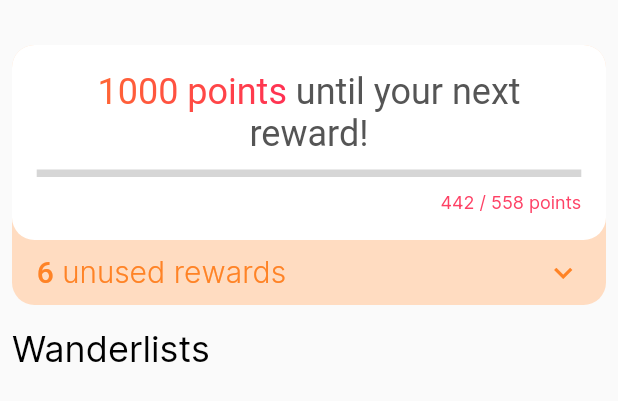
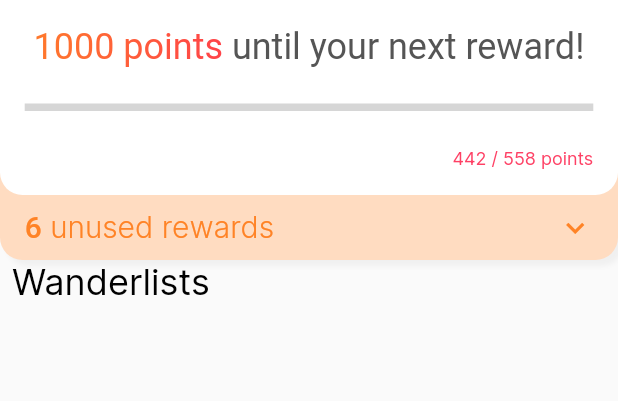
Before and after one commit to Pantone-448C/application, a Flutter app: the _FilledHomePage widget shown alone on an empty page, opened directly, on a phone screen of 412 x 824 dp. Shown: the top 401 px of the screen. Run offline on Flutter 3.47's test engine with Material 2 defaults, Android fonts, the phone set to English and light mode, and no system bars; our stand-ins replace bloc, cached_network_image, cloud_firestore, equatable, firebase_auth, firebase_core and 4 more; missing offline and left inert: qr_code_scanner; accounts and stored records are empty; grey boxes are pictures that could not be loaded.

Commit message:
Change sizing

```diff
--- a/lib/home/view/home_page.dart
+++ b/lib/home/view/home_page.dart
@@ -119,18 +119,23 @@ class _FilledHomePage extends StatelessWidget {
         ListView(children: <Widget>[
             Container (
               height: SizeConfig(context).h,
-          padding: EdgeInsets.only(left: WanTheme.CARD_PADDING,
-              right: WanTheme.CARD_PADDING),
             child: Column(
           children: [
             Container(
-              padding: EdgeInsets.only(top: 30, bottom: 15),
               child: _TripInfo(width, tripInfoHeight),
             ),
             Container(
+              padding: EdgeInsets.only(
+                      left: WanTheme.CARD_PADDING,
+                      right: WanTheme.CARD_PADDING,
+                    ),
               child: _NextRewardsInfo(),
             ),
             Container(
+              padding: EdgeInsets.only(
+                      left: WanTheme.CARD_PADDING,
+                      right: WanTheme.CARD_PADDING,
+                    ),
               child: _Wanderlists(width, wanderlistHeight),
             ),
           ],
--- a/lib/home/widgets/reward_info.dart
+++ b/lib/home/widgets/reward_info.dart
@@ -74,8 +74,12 @@ class _InfoPanel extends StatelessWidget {
         padding: EdgeInsets.fromLTRB(
             width / 25, height / 7.5, width / 25, height / 7.5),
         decoration: BoxDecoration(
-            color: Colors.white,
-            borderRadius: BorderRadius.all(Radius.circular(CORNER_RADIUS))),
+          color: Colors.white,
+          borderRadius: BorderRadius.only(
+            bottomLeft: Radius.circular(WanTheme.CARD_CORNER_RADIUS),
+            bottomRight: Radius.circular(WanTheme.CARD_CORNER_RADIUS),
+          ),
+        ),
         child: Column(
           mainAxisAlignment: MainAxisAlignment.spaceBetween,
           children: [
--- a/lib/home/widgets/unused_rewards_dropdown.dart
+++ b/lib/home/widgets/unused_rewards_dropdown.dart
@@ -21,6 +21,13 @@ class UnusedRewardsDropdown extends StatelessWidget {
           bottomLeft: Radius.circular(WanTheme.CARD_CORNER_RADIUS),
           bottomRight: Radius.circular(WanTheme.CARD_CORNER_RADIUS),
         ),
+        boxShadow: [
+          BoxShadow(
+            blurRadius: 2,
+            color: const Color(0x0A000000),
+            offset: const Offset(4, 4),
+          ),
+        ],
       ),
       child: Row(
         mainAxisAlignment: MainAxisAlignment.spaceBetween,
```
